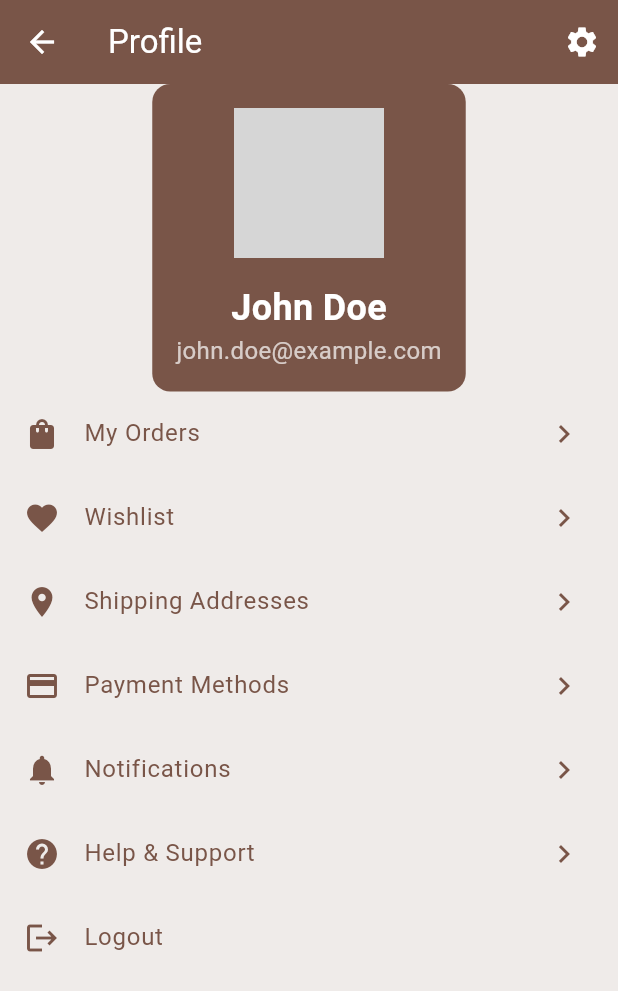
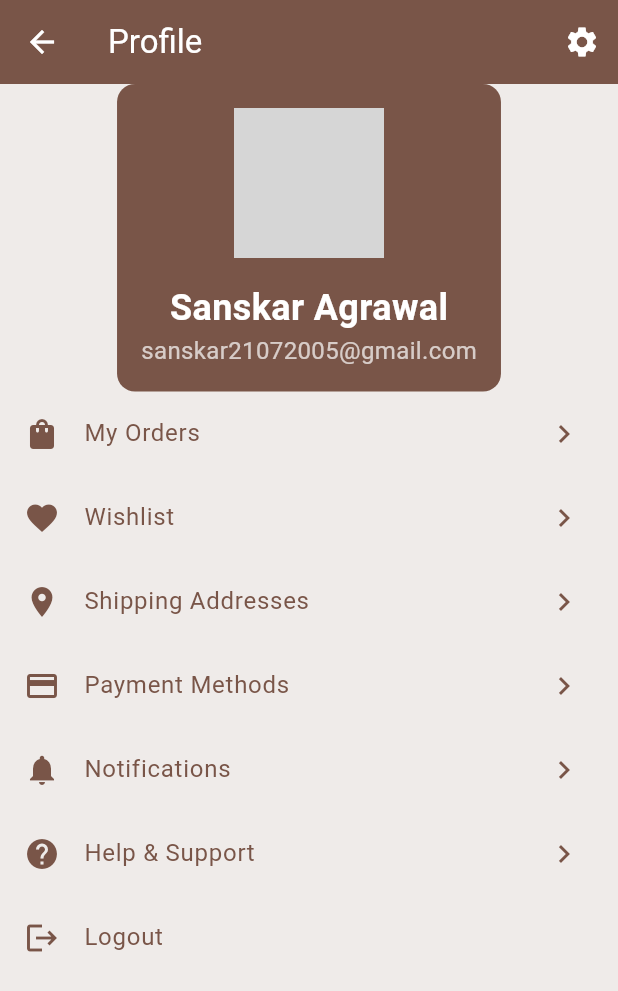
Before and after one commit to ShubhPaliwal11/ecommerce, a Flutter app: the ProfileScreen screen opened directly, on a phone screen of 412 x 824 dp. Shown: the top 991 px of the screen. Run offline on Flutter 3.47's test engine with Material 3 defaults, Android fonts, the phone set to English and light mode, and no system bars; our stand-ins replace lottie, supabase_flutter; missing offline and left inert: flutter_stripe; accounts and stored records are empty; network calls fail; grey boxes are pictures that could not be loaded.

Commit message:
added icons and names

```diff
--- a/lib/screens/profile_screen.dart
+++ b/lib/screens/profile_screen.dart
@@ -55,12 +55,12 @@ class ProfileScreen extends StatelessWidget {
                   const CircleAvatar(
                     radius: 50,
                     backgroundImage: NetworkImage(
-                      'https://via.placeholder.com/150',
+                      'https://imgs.search.brave.com/lwNPb1k8bMfm9sjIydfMxGzlGbwtjRaKYrwGa1YxnUc/rs:fit:860:0:0:0/g:ce/aHR0cHM6Ly9jZG4x/Lmljb25maW5kZXIu/Y29tL2RhdGEvaWNv/bnMvbmluamEtdGhp/bmdzLTEvNzIwL25p/bmphLWJhY2tncm91/bmQtMTI4LnBuZw',
                     ),
                   ),
                   const SizedBox(height: 16),
                   const Text(
-                    'John Doe',
+                    'Sanskar Agrawal',
                     style: TextStyle(
                       fontSize: 24,
                       fontWeight: FontWeight.bold,
@@ -68,7 +68,7 @@ class ProfileScreen extends StatelessWidget {
                     ),
                   ),
                   const Text(
-                    'john.doe@example.com',
+                    'sanskar21072005@gmail.com',
                     style: TextStyle(fontSize: 16, color: Colors.white70),
                   ),
                 ],
```
